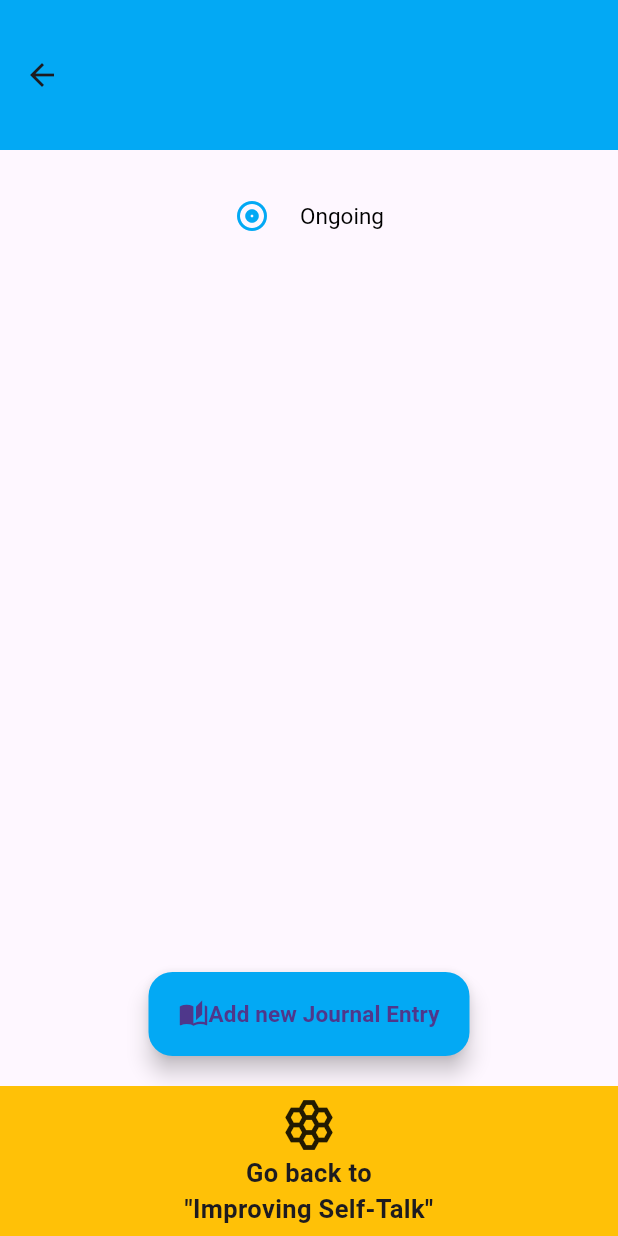
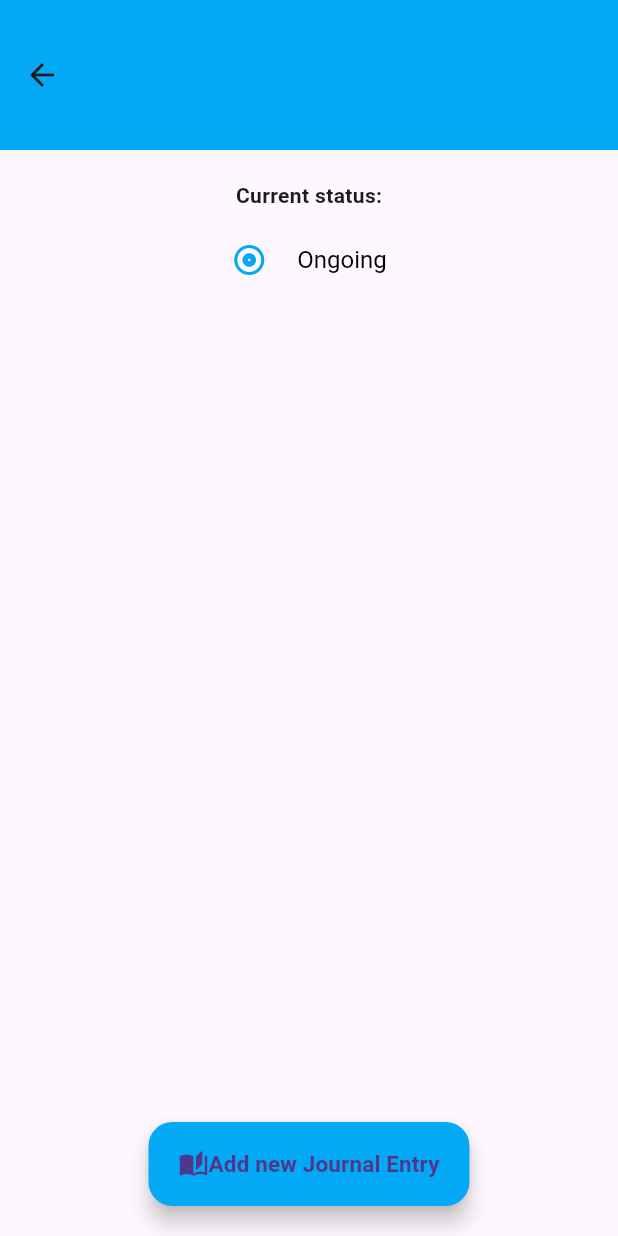
Before and after one commit to lucampor/stepping_stones, a Flutter app: the SteppingStonePage screen opened directly with empty values, on a phone screen of 412 x 824 dp. Run offline on Flutter 3.47's test engine with Material 3 defaults, Android fonts, the phone set to English and light mode, and no system bars; our stand-ins replace step_progress_indicator.

```diff
--- a/lib/main.dart
+++ b/lib/main.dart
@@ -22,7 +22,7 @@ class MyApp extends StatelessWidget {
         colorScheme: ColorScheme.fromSeed(seedColor: Colors.lightBlueAccent),
         useMaterial3: true,
       ),
-      home: const SelectGoal(), //const GoalPage(), const JournalPage("Improving confidence"),
+      home: const SelectGoal(GOALS), //const GoalPage(), const JournalPage("Improving confidence"),
     );
   }
 }
--- a/lib/stones/page.dart
+++ b/lib/stones/page.dart
@@ -24,6 +24,7 @@ class _SteppingStonePageState extends State<SteppingStonePage> {
         return Scaffold(
           appBar: AppBar(
             automaticallyImplyLeading: true,
+            //leading: InkWell(Text),
             toolbarHeight: 100,
             centerTitle: true,
             backgroundColor: Colors.lightBlue,//Theme.of(context).colorScheme.tertiary,
@@ -93,6 +94,18 @@ class _SteppingStonePageState extends State<SteppingStonePage> {
             child: Column(
               children: [
                 Center(
+                  child: SizedBox(
+                    width: 300,
+                    child: Column(
+                      children: [
+                        const Text("Current status:",
+                          textAlign: TextAlign.left,
+                          style: TextStyle(
+                            fontWeight: FontWeight.bold
+                          ),
+                        ),
+                        Padding(
+                          padding: const EdgeInsets.all(9.0),
                           child: DropdownButton(
                               value: status,
                               icon: const Text(""),
@@ -101,7 +114,7 @@ class _SteppingStonePageState extends State<SteppingStonePage> {
                               alignment: Alignment.center,
                               elevation: 100,
                               style: const TextStyle(
-                        fontSize: 15,
+                                fontSize: 16,
                                 color: Colors.black
                               ),
                               items: StoneStatus.values.map((status) => DropdownMenuItem(value: status,
@@ -117,6 +130,10 @@ class _SteppingStonePageState extends State<SteppingStonePage> {
                               onChanged: (selected) => widget.notifier.changeStatus(selected),
                             ),
                         ),
+                      ],
+                    ),
+                  ),
+                ),
                 Expanded(
                   child: Stack(
                     children: [
@@ -124,8 +141,8 @@ class _SteppingStonePageState extends State<SteppingStonePage> {
                         alignment: Alignment.bottomCenter,
                         child: FloatingActionButton.extended(
                           backgroundColor: Colors.lightBlue,
-                          label: Row(
-                            children: const [
+                          label: const Row(
+                            children: [
                               Icon(Icons.auto_stories,
                                 size: 20,
                               ),
@@ -147,32 +164,32 @@ class _SteppingStonePageState extends State<SteppingStonePage> {
               ],
             )
           ),
-          bottomNavigationBar: BottomAppBar(
-            height: 100,
-            padding: const EdgeInsets.all(0.0),
-            child:
-              Container(
-                color: Colors.amber,
-                child: InkWell(
-                  onTap: () { Navigator.pop(context); },
-                  child: const Column(
-                    mainAxisAlignment: MainAxisAlignment.center,
-                    children: [
-                      Icon(Icons.hive_outlined,
-                        size: 40,
-                      ),
-                      Text("Go back to\n\"Improving Self-Talk\"",
-                        textAlign: TextAlign.center,
-                        style: TextStyle(
-                          fontWeight: FontWeight.bold,
-                          fontSize: 17,
-                        ),
-                      ),
-                    ],
-                  ),
-                ),
-              ),
-          ),
+          // bottomNavigationBar: BottomAppBar(
+          //   height: 100,
+          //   padding: const EdgeInsets.all(0.0),
+          //   child:
+          //     Container(
+          //       color: Colors.amber,
+          //       child: InkWell(
+          //         onTap: () { Navigator.pop(context); },
+          //         child: const Column(
+          //           mainAxisAlignment: MainAxisAlignment.center,
+          //           children: [
+          //             Icon(Icons.hive_outlined,
+          //               size: 40,
+          //             ),
+          //             Text("Go back to\n\",
+          //               textAlign: TextAlign.center,
+          //               style: TextStyle(
+          //                 fontWeight: FontWeight.bold,
+          //                 fontSize: 17,
+          //               ),
+          //             ),
+          //           ],
+          //         ),
+          //       ),
+          //     ),
+          // ),
         );
       }
     );
```
Also changed, not shown: lib/main_screen/page.dart (+9 -2 lines), lib/objectives/page.dart (+23 -24 lines), lib/tutorial/select_goal.dart (+28 -79 lines), lib/tutorial/select_stones.dart (+16 -7 lines). Lines whose indentation alone changed are shown as unchanged.
